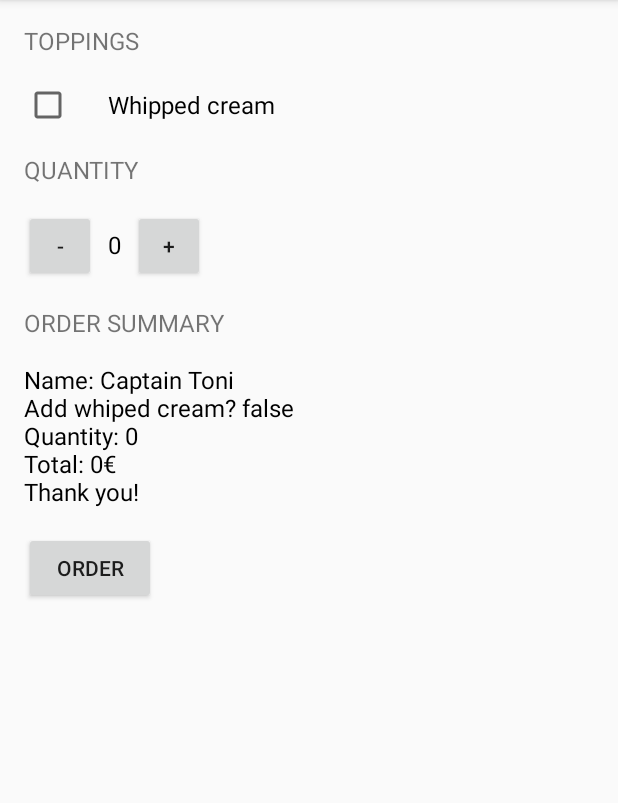
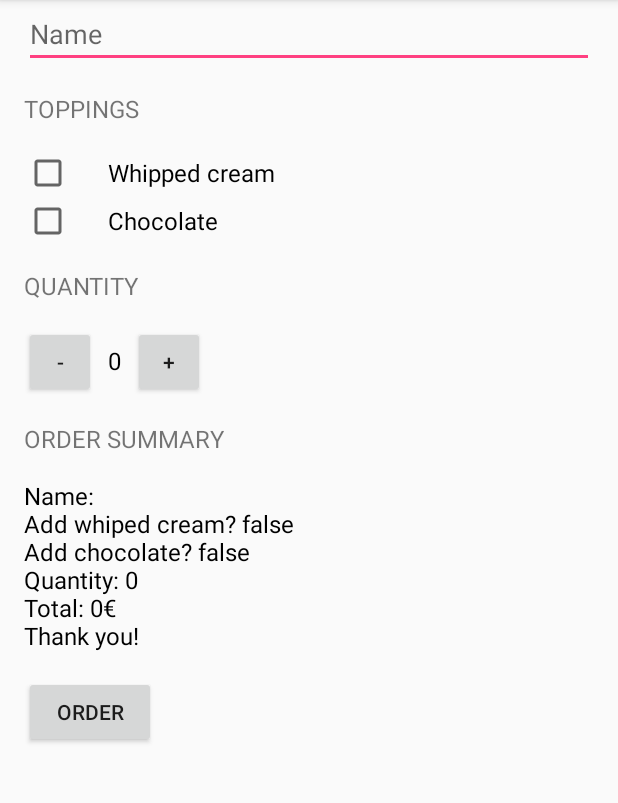
Before and after one commit to tonivalleraull/JustJava, an Android app: the screen it shows after launch (MainActivity), after a tap on "ORDER", on a phone screen of 412 x 824 dp, the part 84-887 px from its top. Run offline under Robolectric (Android 15) with nearby library versions, the phone set to English and light mode, and no system bars; 3 statements that could not run were skipped.

Commit message:
Add flow control for toppings to calculate the price and EditText for fill the name

```diff
--- a/app/src/main/java/com/example/android/justjava/MainActivity.java
+++ b/app/src/main/java/com/example/android/justjava/MainActivity.java
@@ -11,6 +11,7 @@ import android.os.Bundle;
 import android.support.v7.app.AppCompatActivity;
 import android.view.View;
 import android.widget.CheckBox;
+import android.widget.EditText;
 import android.widget.TextView;
 
 import com.google.android.gms.appindexing.Action;
@@ -25,6 +26,8 @@ public class MainActivity extends AppCompatActivity {
     //Global variables
     int quantity = 0;
     int priceOfCoffee = 5;
+    int priceOfWhippedCream = 1;
+    int priceOfChocolate = 2;
 
     /**
      * ATTENTION: This was auto-generated to implement the App Indexing API.
@@ -46,28 +49,46 @@ public class MainActivity extends AppCompatActivity {
      */
     public void submitOrder(View view) {
         boolean hasWhippedCream = ((CheckBox) findViewById(R.id.whippedcream_checkbox)).isChecked();
-        String orderMessage = calculateOrder(calculatePrice(), hasWhippedCream);
+        boolean hasChocolate = ((CheckBox) findViewById(R.id.chocolate_checkbox)).isChecked();
+        String customerName = ((EditText) findViewById(R.id.customerName)).getText().toString();
+        String orderMessage = calculateOrder(calculatePrice(hasWhippedCream, hasChocolate), hasWhippedCream, hasChocolate, customerName);
         displayMessage(orderMessage);
     }
 
     /**
      * This method calculates the price of the order.
-     *
+     * @param addWhippedCream to check if the user wants whipped cream
+     * @param addChocolate to check if the user wants chocolate
      * @return total price
      */
-    public int calculatePrice() {
-        return quantity * priceOfCoffee;
+    public int calculatePrice(boolean addWhippedCream, boolean addChocolate) {
+        int finalPriceOfCoffe = priceOfCoffee;
+
+        //If the user wants cream we add the price of the whipped cream topping
+        if(addWhippedCream){
+            finalPriceOfCoffe += priceOfWhippedCream;
+        }
+        //If the user wants chocolate we add the price of the chocolate topping
+        if(addChocolate){
+            finalPriceOfCoffe += priceOfChocolate;
+        }
+
+        return finalPriceOfCoffe * quantity;
     }
 
     /**
-     * This method forms a message with order summary.
+     * Create summary of the order.
      *
-     * @param price this is the price of the order
-     * @return summary of the order
+     * @param addWhippedCream is whether or not the user wants whipped cream topping
+     * @param addChocolate is whether or not the user wants whipped cream topping
+     * @param customerName is the name of the customer for the Order
+     * @param price of the order
+     * @return text summary
      */
-    public String calculateOrder(int price, boolean addWhippedCream) {
-        String message = "Name: Captain Toni\n";
+    public String calculateOrder(int price, boolean addWhippedCream, boolean addChocolate, String customerName) {
+        String message = "Name: " + customerName + "\n";
         message += "Add whiped cream? " + addWhippedCream + "\n";
+        message += "Add chocolate? " + addChocolate + "\n";
         message += "Quantity: " + quantity + "\n";
         message += "Total: " + price + "€\n";
         message += "Thank you!";
--- a/app/src/main/res/layout/activity_main.xml
+++ b/app/src/main/res/layout/activity_main.xml
@@ -1,11 +1,24 @@
 <?xml version="1.0" encoding="utf-8"?>
-<LinearLayout xmlns:android="http://schemas.android.com/apk/res/android"
+<ScrollView xmlns:android="http://schemas.android.com/apk/res/android"
     xmlns:tools="http://schemas.android.com/tools"
+    android:layout_width="match_parent"
+    android:layout_height="match_parent">
+
+    <LinearLayout
         android:id="@+id/activity_main"
         android:layout_width="match_parent"
         android:layout_height="match_parent"
         android:orientation="vertical"
         tools:context="com.example.android.justjava.MainActivity">
+
+        <EditText
+            android:id="@+id/customerName"
+            android:layout_width="match_parent"
+            android:layout_height="wrap_content"
+            android:layout_marginLeft="16dp"
+            android:layout_marginRight="16sp"
+            android:hint="Name"
+            android:inputType="textCapWords"/>
 
         <TextView
             android:layout_width="wrap_content"
@@ -24,7 +37,16 @@
             android:layout_marginTop="16dp"
             android:paddingLeft="24dp"
             android:text="Whipped cream"
-        android:textSize="16sp"/>
+            android:textSize="16sp" />
+
+        <CheckBox
+            android:id="@+id/chocolate_checkbox"
+            android:layout_width="wrap_content"
+            android:layout_height="wrap_content"
+            android:layout_marginLeft="16dp"
+            android:paddingLeft="24dp"
+            android:text="Chocolate"
+            android:textSize="16sp" />
 
         <TextView
             android:layout_width="wrap_content"
@@ -94,3 +116,4 @@
             android:text="Order" />
 
     </LinearLayout>
+</ScrollView>
```
Lines whose indentation alone changed are shown as unchanged.
